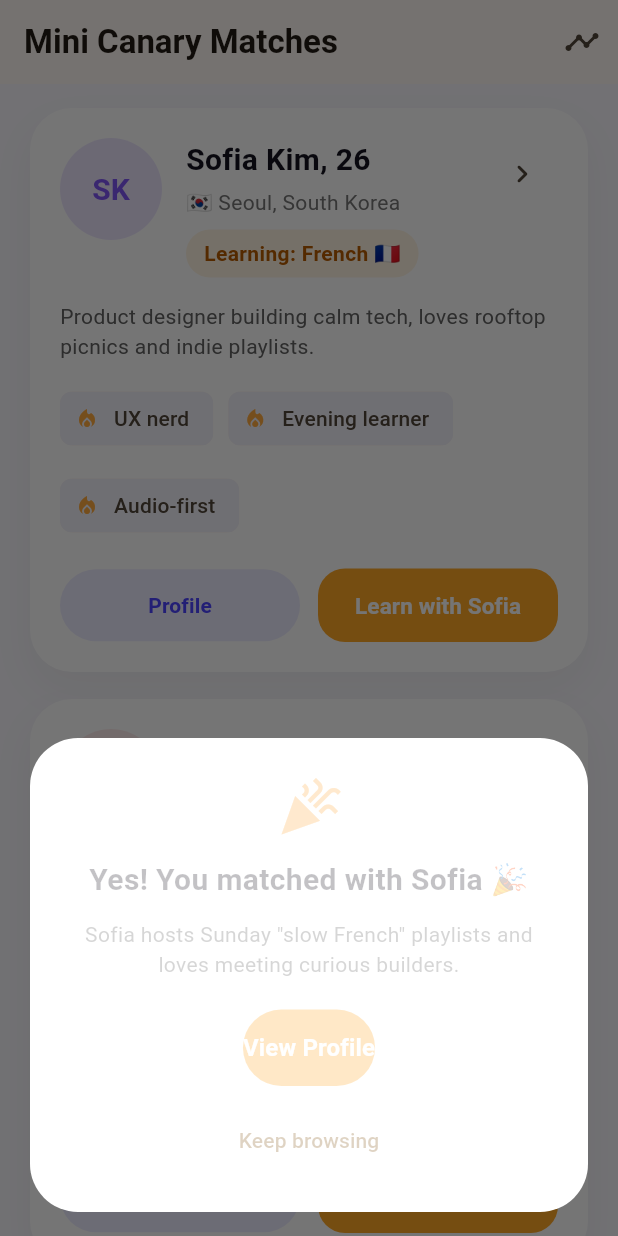
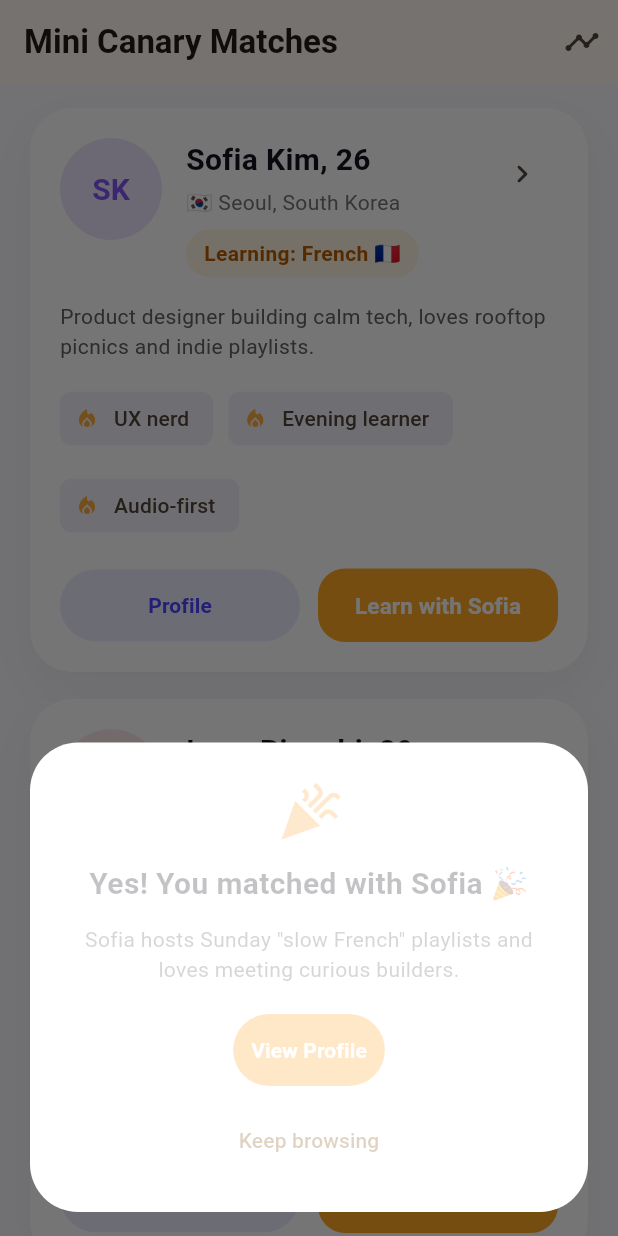
Before and after one commit to BasitCh/Mini-Canary, a Flutter app: the screen it shows after launch, after a tap on an icon or button, on a phone screen of 412 x 824 dp. Run offline on Flutter 3.47's test engine with Material 3 defaults, Android fonts, the phone set to English and light mode, and no system bars; our stand-ins replace equatable, flutter_bloc, get_it.

Commit message:
fix[padding-issue]: view profile button padding is increased

```diff
--- a/mini_canary_app/lib/presentation/widgets/match_modal.dart
+++ b/mini_canary_app/lib/presentation/widgets/match_modal.dart
@@ -74,28 +74,18 @@ class _MatchedState extends StatelessWidget {
       key: const ValueKey('matched'),
       mainAxisSize: MainAxisSize.min,
       children: [
-        const Icon(
-          Icons.celebration,
-          color: Colors.orangeAccent,
-          size: 44,
-        ),
+        const Icon(Icons.celebration, color: Colors.orangeAccent, size: 44),
         const SizedBox(height: 12),
         Text(
           'Yes! You matched with ${partner.firstName} 🎉',
           textAlign: TextAlign.center,
-          style: const TextStyle(
-            fontSize: 20,
-            fontWeight: FontWeight.w700,
-          ),
+          style: const TextStyle(fontSize: 20, fontWeight: FontWeight.w700),
         ),
         const SizedBox(height: 12),
         Text(
           partner.matchHook,
           textAlign: TextAlign.center,
-          style: TextStyle(
-            color: Colors.grey.shade700,
-            height: 1.4,
-          ),
+          style: TextStyle(color: Colors.grey.shade700, height: 1.4),
         ),
         const SizedBox(height: 20),
         FilledButton(
@@ -103,15 +93,12 @@ class _MatchedState extends StatelessWidget {
             Navigator.of(context).pop(true);
           },
           style: FilledButton.styleFrom(
-            padding: const EdgeInsets.symmetric(vertical: 14),
+            padding: const EdgeInsets.symmetric(vertical: 14, horizontal: 12),
             backgroundColor: const Color(0xFFFFA726),
           ),
           child: const Text(
             'View Profile',
-            style: TextStyle(
-              fontWeight: FontWeight.bold,
-              fontSize: 16,
-            ),
+            style: TextStyle(fontWeight: FontWeight.bold, fontSize: 14),
           ),
         ),
         const SizedBox(height: 12),
```
